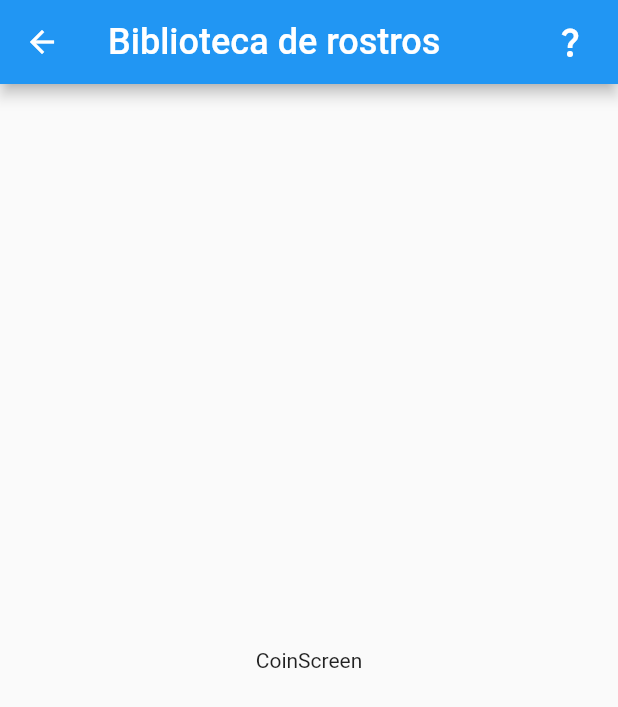
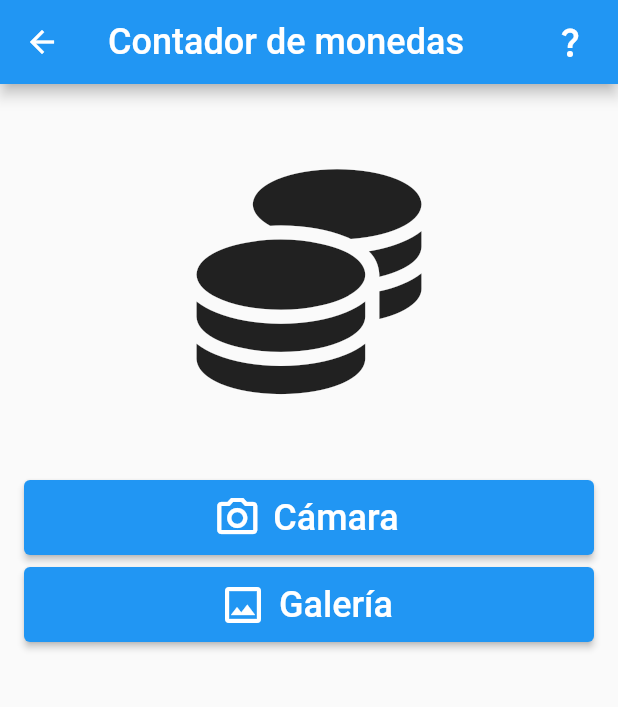
Before and after one commit to alvherrey/lazaro_app, a Flutter app: the CoinScreen screen opened by its route, on a phone screen of 412 x 824 dp. Shown: the top 707 px of the screen. Run offline on Flutter 3.47's test engine with Material 2 defaults, Android fonts, the phone set to English and light mode, and no system bars; our stand-ins replace cached_network_image, firebase_core, flutter_secure_storage, flutter_tts, font_awesome_flutter, google_maps_flutter and 3 more; missing offline and left inert: flutter_barcode_scanner, google_ml_kit, translator; accounts and stored records are empty.

Commit message:
coin functionality

```diff
--- a/lib/screens/coin_screen.dart
+++ b/lib/screens/coin_screen.dart
@@ -1,8 +1,100 @@
+import 'dart:async';
+import 'dart:convert';
+import 'dart:io';
 import 'package:flutter/material.dart';
 import 'package:font_awesome_flutter/font_awesome_flutter.dart';
+import 'package:http/http.dart' as http;
+import 'package:image_picker/image_picker.dart';
 
-class CoinScreen extends StatelessWidget {
+class CoinScreen extends StatefulWidget {
   const CoinScreen({Key? key}) : super(key: key);
+
+  @override
+  State<CoinScreen> createState() => _CoinScreenState();
+}
+
+class _CoinScreenState extends State<CoinScreen> {
+  final ImagePicker _picker = ImagePicker();
+  XFile? _imageFile;
+  Map? _coins;
+  bool _loading = false;
+  final ScrollController _scrollController = ScrollController();
+
+  // Funcion para llamar a la API de monedas
+  Future<Map?> getCoins(XFile image) async {
+    try {
+      // url backend
+      final url =
+          Uri.parse('https://des.digitalonboarding.es/lazaro/coins/predict');
+      final imageUploadRequest = http.MultipartRequest('POST', url);
+      final file = await http.MultipartFile.fromPath('file', image.path);
+      imageUploadRequest.files.add(file);
+      final streamResponse =
+          await imageUploadRequest.send().timeout(const Duration(seconds: 5));
+      final response = await http.Response.fromStream(streamResponse);
+      if (response.statusCode != 200) {
+        print(response.statusCode);
+        return null;
+      }
+      final decodedData = json.decode(response.body);
+      return decodedData;
+    } on TimeoutException catch (e) {
+      print(e);
+      return null;
+    } on SocketException catch (e) {
+      print(e);
+      return null;
+    } catch (e) {
+      print(e);
+      return null;
+    }
+  }
+
+  // Predictions
+  void getImageGallery() async {
+    try {
+      final XFile? pickedImage =
+          await _picker.pickImage(source: ImageSource.gallery);
+      if (pickedImage != null) {
+        _imageFile = pickedImage;
+        _loading = true;
+        _coins = null;
+        setState(() {});
+        if (_imageFile != null) {
+          await getCoins(pickedImage).then((value) async {
+            _coins = value;
+            _loading = false;
+            setState(() {});
+          });
+        }
+      }
+    } catch (e) {
+      print(e);
+    }
+  }
+
+  // Predictions
+  void getImageCamera() async {
+    try {
+      final XFile? pickedImage =
+          await _picker.pickImage(source: ImageSource.camera);
+      if (pickedImage != null) {
+        _imageFile = pickedImage;
+        _loading = true;
+        _coins = null;
+        setState(() {});
+        if (_imageFile != null) {
+          await getCoins(pickedImage).then((value) async {
+            _coins = value;
+            _loading = false;
+            setState(() {});
+          });
+        }
+      }
+    } catch (e) {
+      print(e);
+    }
+  }
 
   void displayHelp(BuildContext context) {
     showDialog(
@@ -56,7 +148,7 @@ class CoinScreen extends StatelessWidget {
           icon: const Icon(Icons.arrow_back),
         ),
         title: const Text(
-          'Biblioteca de rostros',
+          'Contador de monedas',
           style: TextStyle(fontSize: 24),
         ),
         actions: <Widget>[
@@ -77,16 +169,59 @@ class CoinScreen extends StatelessWidget {
               ),
             ),
           ),
-          // Padding(
-          //     padding: const EdgeInsets.only(left: 10.0, right: 20),
-          //     child: GestureDetector(
-          //       onTap: () {},
-          //       child: Icon(Icons.more_vert),
-          //     )),
         ],
       ),
-      body: Center(
-        child: Text('CoinScreen'),
+      body: SingleChildScrollView(
+        controller: _scrollController,
+        padding: const EdgeInsets.all(16),
+        child: Column(
+          children: [
+            const SizedBox(height: 16),
+            const SizedBox(
+              height: 200,
+              child: Padding(
+                padding: EdgeInsets.all(8.0),
+                child: Icon(
+                  FontAwesomeIcons.coins,
+                  size: 150,
+                ),
+              ),
+            ),
+            const SizedBox(height: 32),
+            ElevatedButton.icon(
+              style: ElevatedButton.styleFrom(
+                  minimumSize: const Size.fromHeight(50)),
+              icon: const Icon(Icons.camera_alt_outlined, size: 32),
+              onPressed: () {
+                getImageCamera();
+              },
+              label: const Text(
+                'Cámara',
+                style: TextStyle(fontSize: 24),
+              ),
+            ),
+            const SizedBox(height: 8),
+            ElevatedButton.icon(
+              style: ElevatedButton.styleFrom(
+                  minimumSize: const Size.fromHeight(50)),
+              icon: const Icon(Icons.photo_outlined, size: 32),
+              onPressed: () {
+                getImageGallery();
+              },
+              label: const Text(
+                'Galería',
+                style: TextStyle(fontSize: 24),
+              ),
+            ),
+            const SizedBox(height: 32),
+            _loading ? const CircularProgressIndicator() : const SizedBox(),
+            _coins != null ? Text(_coins.toString()) : const SizedBox(),
+            const SizedBox(height: 32),
+            _imageFile != null && _coins != null
+                ? Image.file(File(_imageFile!.path))
+                : const SizedBox(),
+          ],
+        ),
       ),
     );
   }
--- a/lib/screens/face_identify_screen.dart
+++ b/lib/screens/face_identify_screen.dart
@@ -4,9 +4,6 @@ import 'package:flutter/material.dart';
 import 'package:http/http.dart' as http;
 import 'package:image_picker/image_picker.dart';
 import 'package:lazaro_app/shared_preferences/preferences.dart';
-import 'package:image/image.dart' as img;
-
-import 'package:lazaro_app/widgets/widgets.dart';
 
 class FaceIdentifyScreen extends StatefulWidget {
   const FaceIdentifyScreen({Key? key}) : super(key: key);
```
